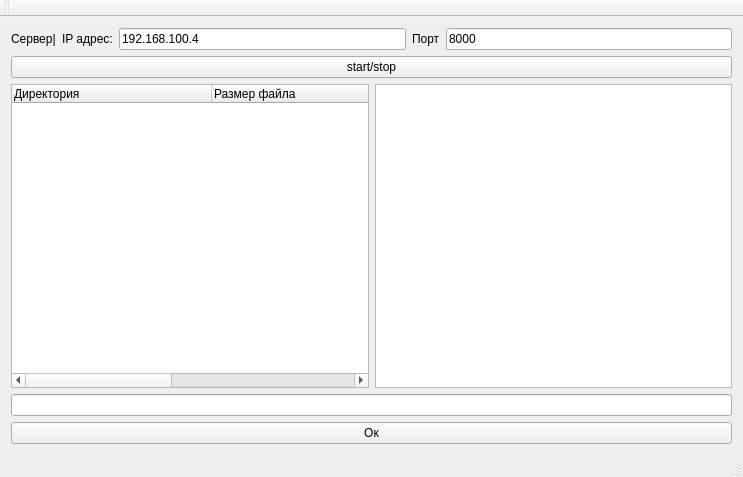
Old version of the form src/Server/mainwindow.ui in the repository Alex-Sidorov/TeamData.
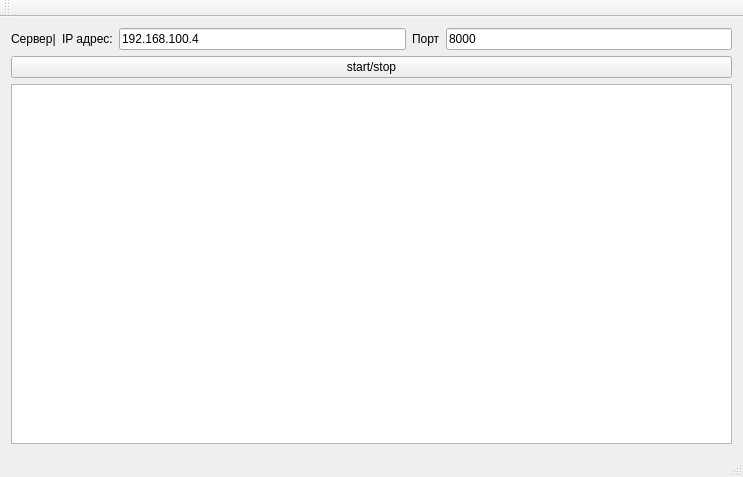
New version of the form.

```diff
--- a/src/Server/mainwindow.ui
+++ b/src/Server/mainwindow.ui
@@ -63,54 +63,11 @@
     </item>
     <item>
      <layout class="QHBoxLayout" name="horizontalLayout_3">
-      <item>
-       <widget class="QTreeWidget" name="tree_dir">
-        <attribute name="headerCascadingSectionResizes">
-         <bool>true</bool>
-        </attribute>
-        <attribute name="headerDefaultSectionSize">
-         <number>200</number>
-        </attribute>
-        <attribute name="headerHighlightSections">
-         <bool>true</bool>
-        </attribute>
-        <column>
-         <property name="text">
-          <string>Директория</string>
-         </property>
-        </column>
-        <column>
-         <property name="text">
-          <string>Размер файла</string>
-         </property>
-        </column>
-        <column>
-         <property name="text">
-          <string>Дата последней модификации</string>
-         </property>
-        </column>
-        <column>
-         <property name="text">
-          <string>Дата создания</string>
-         </property>
-        </column>
-       </widget>
-      </item>
       <item>
        <widget class="QListWidget" name="terminal"/>
       </item>
      </layout>
     </item>
-    <item>
-     <widget class="QLineEdit" name="input_line"/>
-    </item>
-    <item>
-     <widget class="QPushButton" name="send_button">
-      <property name="text">
-       <string>Ок</string>
-      </property>
-     </widget>
-    </item>
    </layout>
   </widget>
   <widget class="QMenuBar" name="menuBar">
```
